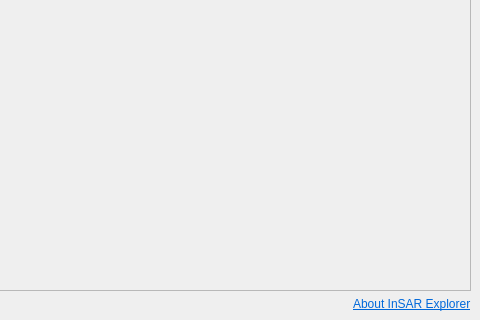
Old version of the form insar_explorer_dockwidget_base.ui in the repository eodeck/insar-explorer; both pictures show x 213 to 693 and y 258 to 578 of the 693 by 578 pixel window.
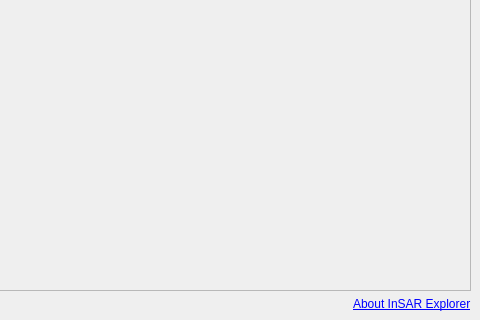
New version of the form.

Commit message: modernize About InSAR Explorer dialog

Diff of the .ui file:
```diff
--- a/insar_explorer_dockwidget_base.ui
+++ b/insar_explorer_dockwidget_base.ui
@@ -39,7 +39,7 @@
          <string/>
         </property>
         <property name="text">
-         <string>&lt;html&gt;&lt;head/&gt;&lt;body&gt;&lt;p&gt;&lt;a href="https://insar-explorer.eodeck.com/"&gt;&lt;span style=" text-decoration: underline; color:#0068da;"&gt;About InSAR Explorer&lt;/span&gt;&lt;/a&gt;&lt;/p&gt;&lt;/body&gt;&lt;/html&gt;</string>
+         <string>&lt;a href="about"&gt;About InSAR Explorer&lt;/a&gt;</string>
         </property>
         <property name="openExternalLinks">
          <bool>true</bool>
```
Left out of the diff: 4 changed lines with no effect on the pictures. The commit also changes 4 other files.
